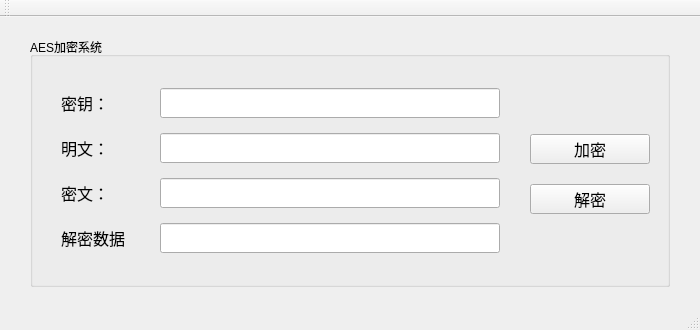
Old version of the form Encryption/Encryption.ui in the repository ZingBug/Encryption.
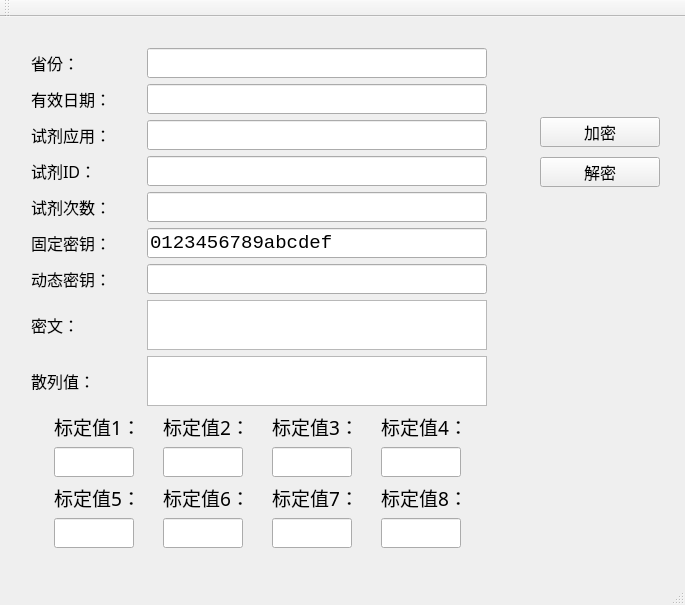
New version of the form. Icons and pictures are not drawn.

Commit message: 增加省份、试剂等加密信息，引入动态加密机制

What changed in the file:
```diff
--- a/Encryption/Encryption.ui
+++ b/Encryption/Encryption.ui
@@ -6,8 +6,8 @@
    <rect>
     <x>0</x>
     <y>0</y>
-    <width>700</width>
-    <height>330</height>
+    <width>685</width>
+    <height>605</height>
    </rect>
   </property>
   <property name="windowTitle">
@@ -18,23 +18,11 @@
     <normaloff>:/Encryption/dongnan.png</normaloff>:/Encryption/dongnan.png</iconset>
   </property>
   <widget class="QWidget" name="centralWidget">
-   <widget class="QGroupBox" name="groupBox">
-    <property name="geometry">
-     <rect>
-      <x>30</x>
-      <y>20</y>
-      <width>640</width>
-      <height>250</height>
-     </rect>
-    </property>
-    <property name="title">
-     <string>AES加密系统</string>
-    </property>
     <widget class="QPushButton" name="button_encrypt">
      <property name="geometry">
       <rect>
-       <x>500</x>
-       <y>97</y>
+      <x>540</x>
+      <y>100</y>
        <width>120</width>
        <height>30</height>
       </rect>
@@ -52,8 +40,8 @@
     <widget class="QPushButton" name="button_decrypt">
      <property name="geometry">
       <rect>
-       <x>500</x>
-       <y>147</y>
+      <x>540</x>
+      <y>140</y>
        <width>120</width>
        <height>30</height>
       </rect>
@@ -68,19 +56,18 @@
       <string>解密</string>
      </property>
     </widget>
-    <widget class="QWidget" name="layoutWidget">
+   <widget class="QWidget" name="">
      <property name="geometry">
       <rect>
        <x>20</x>
-       <y>40</y>
-       <width>461</width>
-       <height>190</height>
-      </rect>
-     </property>
+      <y>20</y>
+      <width>478</width>
+      <height>522</height>
+     </rect>
+    </property>
+    <layout class="QVBoxLayout" name="verticalLayout_10">
+     <item>
      <layout class="QVBoxLayout" name="verticalLayout">
-      <property name="spacing">
-       <number>15</number>
-      </property>
       <item>
        <layout class="QHBoxLayout" name="horizontalLayout">
         <item>
@@ -98,7 +85,7 @@
            </font>
           </property>
           <property name="text">
-           <string>密钥：</string>
+            <string>省份：</string>
           </property>
          </widget>
         </item>
@@ -135,7 +122,127 @@
            </font>
           </property>
           <property name="maxLength">
-           <number>16</number>
+            <number>2</number>
+           </property>
+          </widget>
+         </item>
+        </layout>
+       </item>
+       <item>
+        <layout class="QHBoxLayout" name="horizontalLayout_9">
+         <item>
+          <widget class="QLabel" name="label_expData">
+           <property name="minimumSize">
+            <size>
+             <width>60</width>
+             <height>30</height>
+            </size>
+           </property>
+           <property name="font">
+            <font>
+             <family>微软雅黑</family>
+             <pointsize>12</pointsize>
+            </font>
+           </property>
+           <property name="text">
+            <string>有效日期：</string>
+           </property>
+          </widget>
+         </item>
+         <item>
+          <spacer name="horizontalSpacer_9">
+           <property name="orientation">
+            <enum>Qt::Horizontal</enum>
+           </property>
+           <property name="sizeHint" stdset="0">
+            <size>
+             <width>40</width>
+             <height>20</height>
+            </size>
+           </property>
+          </spacer>
+         </item>
+         <item>
+          <widget class="QLineEdit" name="lineEdit_expData">
+           <property name="enabled">
+            <bool>true</bool>
+           </property>
+           <property name="minimumSize">
+            <size>
+             <width>340</width>
+             <height>30</height>
+            </size>
+           </property>
+           <property name="font">
+            <font>
+             <family>Consolas</family>
+             <pointsize>14</pointsize>
+             <weight>50</weight>
+             <bold>false</bold>
+            </font>
+           </property>
+           <property name="maxLength">
+            <number>8</number>
+           </property>
+          </widget>
+         </item>
+        </layout>
+       </item>
+       <item>
+        <layout class="QHBoxLayout" name="horizontalLayout_8">
+         <item>
+          <widget class="QLabel" name="label_reagentApp">
+           <property name="minimumSize">
+            <size>
+             <width>60</width>
+             <height>30</height>
+            </size>
+           </property>
+           <property name="font">
+            <font>
+             <family>微软雅黑</family>
+             <pointsize>12</pointsize>
+            </font>
+           </property>
+           <property name="text">
+            <string>试剂应用：</string>
+           </property>
+          </widget>
+         </item>
+         <item>
+          <spacer name="horizontalSpacer_8">
+           <property name="orientation">
+            <enum>Qt::Horizontal</enum>
+           </property>
+           <property name="sizeHint" stdset="0">
+            <size>
+             <width>40</width>
+             <height>20</height>
+            </size>
+           </property>
+          </spacer>
+         </item>
+         <item>
+          <widget class="QLineEdit" name="lineEdit_reagentApp">
+           <property name="enabled">
+            <bool>true</bool>
+           </property>
+           <property name="minimumSize">
+            <size>
+             <width>340</width>
+             <height>30</height>
+            </size>
+           </property>
+           <property name="font">
+            <font>
+             <family>Consolas</family>
+             <pointsize>14</pointsize>
+             <weight>50</weight>
+             <bold>false</bold>
+            </font>
+           </property>
+           <property name="maxLength">
+            <number>2</number>
           </property>
          </widget>
         </item>
@@ -158,7 +265,7 @@
            </font>
           </property>
           <property name="text">
-           <string>明文：</string>
+            <string>试剂ID：</string>
           </property>
          </widget>
         </item>
@@ -202,7 +309,7 @@
       <item>
        <layout class="QHBoxLayout" name="horizontalLayout_3">
         <item>
-         <widget class="QLabel" name="label_ciphertext">
+          <widget class="QLabel" name="label_reagentNum">
           <property name="minimumSize">
            <size>
             <width>60</width>
@@ -216,7 +323,7 @@
            </font>
           </property>
           <property name="text">
-           <string>密文：</string>
+            <string>试剂次数：</string>
           </property>
          </widget>
         </item>
@@ -254,7 +361,7 @@
            <number>32</number>
           </property>
           <property name="readOnly">
-           <bool>true</bool>
+            <bool>false</bool>
           </property>
          </widget>
         </item>
@@ -280,7 +387,7 @@
            <number>0</number>
           </property>
           <property name="text">
-           <string>解密数据：</string>
+            <string>固定密钥：</string>
           </property>
          </widget>
         </item>
@@ -298,7 +405,77 @@
          </spacer>
         </item>
         <item>
-         <widget class="QLineEdit" name="lineEdit_decrypt">
+          <widget class="QLineEdit" name="lineEdit_FxKey">
+           <property name="enabled">
+            <bool>true</bool>
+           </property>
+           <property name="minimumSize">
+            <size>
+             <width>340</width>
+             <height>30</height>
+            </size>
+           </property>
+           <property name="font">
+            <font>
+             <family>Consolas</family>
+             <pointsize>14</pointsize>
+            </font>
+           </property>
+           <property name="inputMask">
+            <string/>
+           </property>
+           <property name="text">
+            <string>0123456789abcdef</string>
+           </property>
+           <property name="maxLength">
+            <number>32767</number>
+           </property>
+           <property name="readOnly">
+            <bool>true</bool>
+           </property>
+          </widget>
+         </item>
+        </layout>
+       </item>
+       <item>
+        <layout class="QHBoxLayout" name="horizontalLayout_5">
+         <item>
+          <widget class="QLabel" name="label_DxKey">
+           <property name="minimumSize">
+            <size>
+             <width>60</width>
+             <height>30</height>
+            </size>
+           </property>
+           <property name="font">
+            <font>
+             <family>微软雅黑</family>
+             <pointsize>12</pointsize>
+            </font>
+           </property>
+           <property name="midLineWidth">
+            <number>0</number>
+           </property>
+           <property name="text">
+            <string>动态密钥：</string>
+           </property>
+          </widget>
+         </item>
+         <item>
+          <spacer name="horizontalSpacer_5">
+           <property name="orientation">
+            <enum>Qt::Horizontal</enum>
+           </property>
+           <property name="sizeHint" stdset="0">
+            <size>
+             <width>40</width>
+             <height>20</height>
+            </size>
+           </property>
+          </spacer>
+         </item>
+         <item>
+          <widget class="QLineEdit" name="lineEdit_DxKey">
           <property name="enabled">
            <bool>true</bool>
           </property>
@@ -324,8 +501,541 @@
         </item>
        </layout>
       </item>
-     </layout>
-    </widget>
+       <item>
+        <layout class="QHBoxLayout" name="horizontalLayout_6">
+         <property name="spacing">
+          <number>0</number>
+         </property>
+         <item>
+          <widget class="QLabel" name="label_ciphertext">
+           <property name="minimumSize">
+            <size>
+             <width>60</width>
+             <height>30</height>
+            </size>
+           </property>
+           <property name="maximumSize">
+            <size>
+             <width>16777215</width>
+             <height>40</height>
+            </size>
+           </property>
+           <property name="font">
+            <font>
+             <family>微软雅黑</family>
+             <pointsize>12</pointsize>
+            </font>
+           </property>
+           <property name="midLineWidth">
+            <number>0</number>
+           </property>
+           <property name="text">
+            <string>密文：</string>
+           </property>
+          </widget>
+         </item>
+         <item>
+          <spacer name="horizontalSpacer_6">
+           <property name="orientation">
+            <enum>Qt::Horizontal</enum>
+           </property>
+           <property name="sizeHint" stdset="0">
+            <size>
+             <width>40</width>
+             <height>20</height>
+            </size>
+           </property>
+          </spacer>
+         </item>
+         <item>
+          <widget class="QTextEdit" name="textEdit_ciphertext">
+           <property name="minimumSize">
+            <size>
+             <width>340</width>
+             <height>0</height>
+            </size>
+           </property>
+           <property name="maximumSize">
+            <size>
+             <width>340</width>
+             <height>50</height>
+            </size>
+           </property>
+           <property name="font">
+            <font>
+             <family>Consolas</family>
+             <pointsize>14</pointsize>
+            </font>
+           </property>
+          </widget>
+         </item>
+        </layout>
+       </item>
+       <item>
+        <layout class="QHBoxLayout" name="horizontalLayout_7">
+         <property name="spacing">
+          <number>0</number>
+         </property>
+         <item>
+          <widget class="QLabel" name="label_sha">
+           <property name="minimumSize">
+            <size>
+             <width>60</width>
+             <height>30</height>
+            </size>
+           </property>
+           <property name="font">
+            <font>
+             <family>微软雅黑</family>
+             <pointsize>12</pointsize>
+            </font>
+           </property>
+           <property name="midLineWidth">
+            <number>0</number>
+           </property>
+           <property name="text">
+            <string>散列值：</string>
+           </property>
+          </widget>
+         </item>
+         <item>
+          <spacer name="horizontalSpacer_7">
+           <property name="orientation">
+            <enum>Qt::Horizontal</enum>
+           </property>
+           <property name="sizeHint" stdset="0">
+            <size>
+             <width>40</width>
+             <height>20</height>
+            </size>
+           </property>
+          </spacer>
+         </item>
+         <item>
+          <widget class="QTextEdit" name="textEdit_sha">
+           <property name="minimumSize">
+            <size>
+             <width>340</width>
+             <height>0</height>
+            </size>
+           </property>
+           <property name="maximumSize">
+            <size>
+             <width>16777215</width>
+             <height>50</height>
+            </size>
+           </property>
+           <property name="font">
+            <font>
+             <family>Consolas</family>
+             <pointsize>14</pointsize>
+            </font>
+           </property>
+          </widget>
+         </item>
+        </layout>
+       </item>
+      </layout>
+     </item>
+     <item>
+      <layout class="QHBoxLayout" name="horizontalLayout_11">
+       <item>
+        <layout class="QVBoxLayout" name="verticalLayout_2">
+         <item>
+          <widget class="QLabel" name="label_cal1">
+           <property name="maximumSize">
+            <size>
+             <width>80</width>
+             <height>30</height>
+            </size>
+           </property>
+           <property name="font">
+            <font>
+             <family>微软雅黑</family>
+             <pointsize>14</pointsize>
+            </font>
+           </property>
+           <property name="text">
+            <string>标定值1：</string>
+           </property>
+          </widget>
+         </item>
+         <item>
+          <widget class="QLineEdit" name="lineEdit_cal1">
+           <property name="minimumSize">
+            <size>
+             <width>0</width>
+             <height>30</height>
+            </size>
+           </property>
+           <property name="maximumSize">
+            <size>
+             <width>80</width>
+             <height>30</height>
+            </size>
+           </property>
+           <property name="font">
+            <font>
+             <family>Consolas</family>
+             <pointsize>14</pointsize>
+            </font>
+           </property>
+           <property name="inputMask">
+            <string/>
+           </property>
+           <property name="text">
+            <string/>
+           </property>
+           <property name="maxLength">
+            <number>5</number>
+           </property>
+          </widget>
+         </item>
+        </layout>
+       </item>
+       <item>
+        <layout class="QVBoxLayout" name="verticalLayout_3">
+         <item>
+          <widget class="QLabel" name="label_cal2">
+           <property name="maximumSize">
+            <size>
+             <width>80</width>
+             <height>30</height>
+            </size>
+           </property>
+           <property name="font">
+            <font>
+             <family>微软雅黑</family>
+             <pointsize>14</pointsize>
+            </font>
+           </property>
+           <property name="text">
+            <string>标定值2：</string>
+           </property>
+          </widget>
+         </item>
+         <item>
+          <widget class="QLineEdit" name="lineEdit_cal2">
+           <property name="minimumSize">
+            <size>
+             <width>0</width>
+             <height>30</height>
+            </size>
+           </property>
+           <property name="maximumSize">
+            <size>
+             <width>80</width>
+             <height>16777215</height>
+            </size>
+           </property>
+           <property name="font">
+            <font>
+             <family>Consolas</family>
+             <pointsize>14</pointsize>
+            </font>
+           </property>
+           <property name="maxLength">
+            <number>5</number>
+           </property>
+          </widget>
+         </item>
+        </layout>
+       </item>
+       <item>
+        <layout class="QVBoxLayout" name="verticalLayout_4">
+         <item>
+          <widget class="QLabel" name="label_cal3">
+           <property name="maximumSize">
+            <size>
+             <width>80</width>
+             <height>30</height>
+            </size>
+           </property>
+           <property name="font">
+            <font>
+             <family>微软雅黑</family>
+             <pointsize>14</pointsize>
+            </font>
+           </property>
+           <property name="text">
+            <string>标定值3：</string>
+           </property>
+          </widget>
+         </item>
+         <item>
+          <widget class="QLineEdit" name="lineEdit_cal3">
+           <property name="minimumSize">
+            <size>
+             <width>0</width>
+             <height>30</height>
+            </size>
+           </property>
+           <property name="maximumSize">
+            <size>
+             <width>80</width>
+             <height>16777215</height>
+            </size>
+           </property>
+           <property name="font">
+            <font>
+             <family>Consolas</family>
+             <pointsize>14</pointsize>
+            </font>
+           </property>
+           <property name="maxLength">
+            <number>5</number>
+           </property>
+          </widget>
+         </item>
+        </layout>
+       </item>
+       <item>
+        <layout class="QVBoxLayout" name="verticalLayout_5">
+         <item>
+          <widget class="QLabel" name="label_cal4">
+           <property name="maximumSize">
+            <size>
+             <width>80</width>
+             <height>30</height>
+            </size>
+           </property>
+           <property name="font">
+            <font>
+             <family>微软雅黑</family>
+             <pointsize>14</pointsize>
+            </font>
+           </property>
+           <property name="text">
+            <string>标定值4：</string>
+           </property>
+          </widget>
+         </item>
+         <item>
+          <widget class="QLineEdit" name="lineEdit_cal4">
+           <property name="minimumSize">
+            <size>
+             <width>0</width>
+             <height>30</height>
+            </size>
+           </property>
+           <property name="maximumSize">
+            <size>
+             <width>80</width>
+             <height>16777215</height>
+            </size>
+           </property>
+           <property name="font">
+            <font>
+             <family>Consolas</family>
+             <pointsize>14</pointsize>
+            </font>
+           </property>
+           <property name="maxLength">
+            <number>5</number>
+           </property>
+          </widget>
+         </item>
+        </layout>
+       </item>
+      </layout>
+     </item>
+     <item>
+      <layout class="QHBoxLayout" name="horizontalLayout_10">
+       <item>
+        <layout class="QVBoxLayout" name="verticalLayout_6">
+         <item>
+          <widget class="QLabel" name="label_cal5">
+           <property name="maximumSize">
+            <size>
+             <width>80</width>
+             <height>30</height>
+            </size>
+           </property>
+           <property name="font">
+            <font>
+             <family>微软雅黑</family>
+             <pointsize>14</pointsize>
+            </font>
+           </property>
+           <property name="text">
+            <string>标定值5：</string>
+           </property>
+          </widget>
+         </item>
+         <item>
+          <widget class="QLineEdit" name="lineEdit_cal5">
+           <property name="minimumSize">
+            <size>
+             <width>0</width>
+             <height>30</height>
+            </size>
+           </property>
+           <property name="maximumSize">
+            <size>
+             <width>80</width>
+             <height>16777215</height>
+            </size>
+           </property>
+           <property name="font">
+            <font>
+             <family>Consolas</family>
+             <pointsize>14</pointsize>
+            </font>
+           </property>
+           <property name="maxLength">
+            <number>5</number>
+           </property>
+          </widget>
+         </item>
+        </layout>
+       </item>
+       <item>
+        <layout class="QVBoxLayout" name="verticalLayout_7">
+         <item>
+          <widget class="QLabel" name="label_cal6">
+           <property name="maximumSize">
+            <size>
+             <width>80</width>
+             <height>30</height>
+            </size>
+           </property>
+           <property name="font">
+            <font>
+             <family>微软雅黑</family>
+             <pointsize>14</pointsize>
+            </font>
+           </property>
+           <property name="text">
+            <string>标定值6：</string>
+           </property>
+          </widget>
+         </item>
+         <item>
+          <widget class="QLineEdit" name="lineEdit_cal6">
+           <property name="minimumSize">
+            <size>
+             <width>0</width>
+             <height>30</height>
+            </size>
+           </property>
+           <property name="maximumSize">
+            <size>
+             <width>80</width>
+             <height>16777215</height>
+            </size>
+           </property>
+           <property name="font">
+            <font>
+             <family>Consolas</family>
+             <pointsize>14</pointsize>
+            </font>
+           </property>
+           <property name="maxLength">
+            <number>5</number>
+           </property>
+          </widget>
+         </item>
+        </layout>
+       </item>
+       <item>
+        <layout class="QVBoxLayout" name="verticalLayout_8">
+         <item>
+          <widget class="QLabel" name="label_cal7">
+           <property name="maximumSize">
+            <size>
+             <width>80</width>
+             <height>30</height>
+            </size>
+           </property>
+           <property name="font">
+            <font>
+             <family>微软雅黑</family>
+             <pointsize>14</pointsize>
+            </font>
+           </property>
+           <property name="text">
+            <string>标定值7：</string>
+           </property>
+          </widget>
+         </item>
+         <item>
+          <widget class="QLineEdit" name="lineEdit_cal7">
+           <property name="minimumSize">
+            <size>
+             <width>0</width>
+             <height>30</height>
+            </size>
+           </property>
+           <property name="maximumSize">
+            <size>
+             <width>80</width>
+             <height>16777215</height>
+            </size>
+           </property>
+           <property name="font">
+            <font>
+             <family>Consolas</family>
+             <pointsize>14</pointsize>
+            </font>
+           </property>
+           <property name="maxLength">
+            <number>5</number>
+           </property>
+          </widget>
+         </item>
+        </layout>
+       </item>
+       <item>
+        <layout class="QVBoxLayout" name="verticalLayout_9">
+         <item>
+          <widget class="QLabel" name="label_cal8">
+           <property name="maximumSize">
+            <size>
+             <width>80</width>
+             <height>30</height>
+            </size>
+           </property>
+           <property name="font">
+            <font>
+             <family>微软雅黑</family>
+             <pointsize>14</pointsize>
+            </font>
+           </property>
+           <property name="text">
+            <string>标定值8：</string>
+           </property>
+          </widget>
+         </item>
+         <item>
+          <widget class="QLineEdit" name="lineEdit_cal8">
+           <property name="minimumSize">
+            <size>
+             <width>0</width>
+             <height>30</height>
+            </size>
+           </property>
+           <property name="maximumSize">
+            <size>
+             <width>80</width>
+             <height>16777215</height>
+            </size>
+           </property>
+           <property name="font">
+            <font>
+             <family>Consolas</family>
+             <pointsize>14</pointsize>
+            </font>
+           </property>
+           <property name="maxLength">
+            <number>5</number>
+           </property>
+          </widget>
+         </item>
+        </layout>
+       </item>
+      </layout>
+     </item>
+    </layout>
    </widget>
   </widget>
   <widget class="QMenuBar" name="menuBar">
```
Left out of the diff: 18 changed lines with no effect on the pictures. Lines whose indentation alone changed are shown as unchanged. The commit also changes 7 other files.
